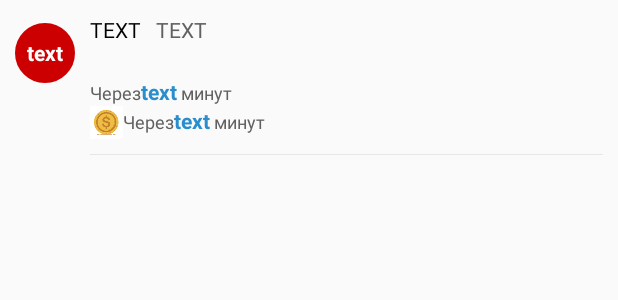
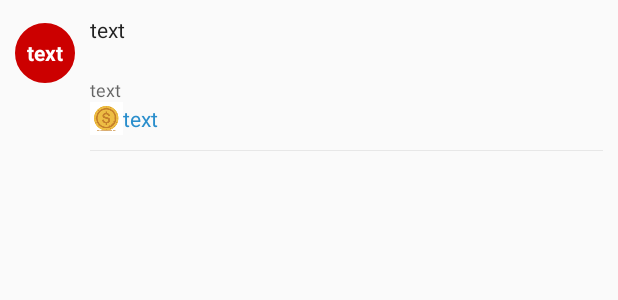
Before and after one commit to AltarixExercises2016/Shashov.Kirill, an Android app: the layout recycler_transport_item.xml on its own in the app's theme, with its tools: preview values and no code run, on a phone screen of 412 x 824 dp. Shown: the top 300 px of the screen. Run offline under Robolectric (Android 15) with nearby library versions, the phone set to English and light mode, and no system bars.

Commit message:
use wrapper for textView.setSpan

```diff
--- a/app/src/main/res/layout/recycler_transport_item.xml
+++ b/app/src/main/res/layout/recycler_transport_item.xml
@@ -21,42 +21,23 @@
         android:layout_height="40dp"
         android:layout_marginTop="5dp"
         android:layout_marginBottom="5dp"
-        android:layout_marginRight="10dp" />
+        android:layout_marginRight="10dp"/>
 
     <LinearLayout
         android:orientation="vertical"
         android:layout_height="wrap_content"
         android:layout_width="match_parent">
 
-        <LinearLayout
-            android:orientation="horizontal"
-            android:layout_height="wrap_content"
-            android:layout_width="match_parent"
-            android:paddingBottom="5dp">
-
-            <TextView
-                android:id="@+id/transport_time"
+        <com.transportsmr.app.utils.BabushkaText
+            android:id="@+id/transport_time_type"
             style="@style/TextAppearance.AppCompat.Body1"
             android:text="text"
             android:layout_gravity="center_vertical"
-                android:textColor="@color/black"
             android:gravity="bottom"
-                android:textAllCaps="true"
             android:layout_width="wrap_content"
             android:layout_height="wrap_content"
-                android:layout_marginRight="10dp" />
-
-            <TextView
-                android:id="@+id/transport_type"
-                style="@style/TextAppearance.AppCompat.Body1"
-                android:text="text"
-                android:textAllCaps="true"
-                android:layout_gravity="center_vertical"
-                android:textColor="@color/gray"
-                android:gravity="bottom"
-                android:layout_width="wrap_content"
-                android:layout_height="wrap_content" />
-        </LinearLayout>
+            android:layout_marginRight="10dp"
+            android:layout_marginBottom="5dp"/>
 
         <TextView
             style="@style/TextAppearance.AppCompat.Caption"
@@ -64,77 +45,24 @@
             android:textColor="@color/gray"
             android:gravity="bottom"
             android:layout_width="wrap_content"
-            android:layout_height="wrap_content" />
+            android:layout_height="wrap_content"/>
 
+        <com.transportsmr.app.utils.BabushkaText
+            android:id="@+id/transport_next_time"
+            style="@style/TextAppearance.AppCompat.Caption"
+            android:text="text"
+            android:layout_width="wrap_content"
+            android:layout_height="wrap_content"/>
 
-        <LinearLayout
-            android:id="@+id/transport_next_time_mun"
-            android:layout_width="match_parent"
-            android:layout_height="wrap_content"
-            android:orientation="horizontal">
-
-            <TextView
-                style="@style/TextAppearance.AppCompat.Caption"
-                android:text="@string/arrival_time_to_next"
-                android:textColor="@color/gray"
-                android:gravity="center_vertical"
-                android:layout_width="wrap_content"
-                android:layout_height="wrap_content" />
-
-            <TextView
-                android:id="@+id/transport_next_time"
-                style="@style/TextAppearance.AppCompat.Body1"
-                android:text="text"
-                android:textColor="@color/darkblue2"
-                android:textStyle="bold"
-                android:layout_width="wrap_content"
-                android:layout_height="wrap_content" />
-
-            <TextView
-                style="@style/TextAppearance.AppCompat.Caption"
-                android:text="@string/arrival_minutes"
-                android:textColor="@color/gray"
-                android:gravity="center_vertical"
-                android:layout_width="wrap_content"
-                android:layout_height="wrap_content" />
-        </LinearLayout>
-
-        <LinearLayout
-            android:id="@+id/transport_next_time_com"
-            android:layout_width="match_parent"
-            android:layout_height="wrap_content"
-            android:orientation="horizontal">
-
-            <ImageView
-                android:layout_width="wrap_content"
-                android:layout_height="wrap_content"
-                android:src="@drawable/ic_coin" />
-
-            <TextView
-                style="@style/TextAppearance.AppCompat.Caption"
-                android:text="@string/arrival_time_to_next"
-                android:textColor="@color/gray"
-                android:gravity="center_vertical"
-                android:layout_width="wrap_content"
-                android:layout_height="wrap_content" />
-
-            <TextView
+        <com.transportsmr.app.utils.BabushkaText
             android:id="@+id/transport_next_time_commercial"
             style="@style/TextAppearance.AppCompat.Body1"
             android:text="text"
+            android:drawableLeft="@drawable/ic_coin"
             android:textColor="@color/darkblue2"
-                android:textStyle="bold"
+            android:gravity="center"
             android:layout_width="wrap_content"
-                android:layout_height="wrap_content" />
-
-            <TextView
-                style="@style/TextAppearance.AppCompat.Caption"
-                android:text="@string/arrival_minutes"
-                android:textColor="@color/gray"
-                android:gravity="center_vertical"
-                android:layout_width="wrap_content"
-                android:layout_height="wrap_content" />
-        </LinearLayout>
+            android:layout_height="wrap_content"/>
 
         <ImageView xmlns:android="http://schemas.android.com/apk/res/android"
                    android:src="@android:drawable/divider_horizontal_bright"
@@ -142,6 +70,6 @@
                    android:layout_height="wrap_content"
                    android:scaleType="fitXY"
                    android:layout_columnSpan="2"
-            android:paddingTop="10dp" />
+                   android:paddingTop="10dp"/>
     </LinearLayout>
 </LinearLayout>
--- a/app/src/main/res/values/strings.xml
+++ b/app/src/main/res/values/strings.xml
@@ -16,7 +16,7 @@
 
     <!-- arrival-->
     <string name="arrival_time_to_next">Через</string>
-    <string name="arrival_minute">" мин."</string>
+    <string name="arrival_minute">" мин.  "</string>
     <string name="arrival_minutes">" минут"</string>
 
     <!--settings-->
```
Also changed, not shown: app/src/main/java/com/transportsmr/app/adapters/TransportRecyclerAdapter.java (+61 -26 lines), app/src/main/java/com/transportsmr/app/utils/BabushkaText.java (added, +416 -0 lines). Lines whose indentation alone changed are shown as unchanged.
